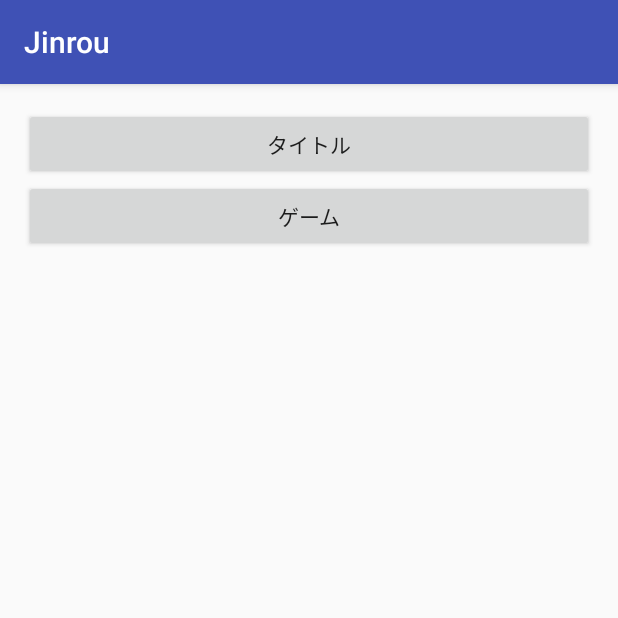
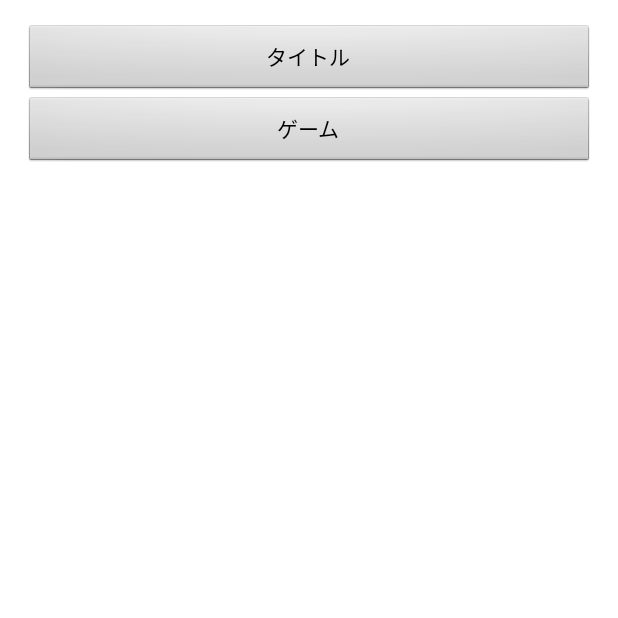
Before and after one commit to s15011/Jinrou, an Android app: the screen it shows after launch (MainActivity), on a phone screen of 412 x 824 dp, the top half of it. Run offline under Robolectric (Android 15) with nearby library versions, the phone set to English and light mode, and no system bars.

Commit message:
タイトルバー削除

```diff
--- a/app/src/main/java/jp/ac/it_college/std/s15011/jinrou/GameActivity.java
+++ b/app/src/main/java/jp/ac/it_college/std/s15011/jinrou/GameActivity.java
@@ -1,9 +1,9 @@
 package jp.ac.it_college.std.s15011.jinrou;
 
-import android.support.v7.app.AppCompatActivity;
+import android.app.Activity;
 import android.os.Bundle;
 
-public class GameActivity extends AppCompatActivity {
+public class GameActivity extends Activity {
 
     @Override
     protected void onCreate(Bundle savedInstanceState) {
--- a/app/src/main/java/jp/ac/it_college/std/s15011/jinrou/MainActivity.java
+++ b/app/src/main/java/jp/ac/it_college/std/s15011/jinrou/MainActivity.java
@@ -1,11 +1,11 @@
 package jp.ac.it_college.std.s15011.jinrou;
 
+import android.app.Activity;
 import android.content.Intent;
-import android.support.v7.app.AppCompatActivity;
 import android.os.Bundle;
 import android.view.View;
 
-public class MainActivity extends AppCompatActivity {
+public class MainActivity extends Activity {
 
     @Override
     protected void onCreate(Bundle savedInstanceState) {
@@ -23,7 +23,7 @@ public class MainActivity extends AppCompatActivity {
         findViewById(R.id.run_game_activity).setOnClickListener(new View.OnClickListener() {
             @Override
             public void onClick(View view) {
-                Intent intent = new Intent(getApplicationContext(), TitleActivity.class);
+                Intent intent = new Intent(getApplicationContext(), GameActivity.class);
                 startActivity(intent);
             }
         });
--- a/app/src/main/java/jp/ac/it_college/std/s15011/jinrou/TitleActivity.java
+++ b/app/src/main/java/jp/ac/it_college/std/s15011/jinrou/TitleActivity.java
@@ -1,9 +1,9 @@
 package jp.ac.it_college.std.s15011.jinrou;
 
-import android.support.v7.app.AppCompatActivity;
+import android.app.Activity;
 import android.os.Bundle;
 
-public class TitleActivity extends AppCompatActivity {
+public class TitleActivity extends Activity {
 
     @Override
     protected void onCreate(Bundle savedInstanceState) {
--- a/app/src/main/res/layout/activity_game.xml
+++ b/app/src/main/res/layout/activity_game.xml
@@ -8,6 +8,7 @@
     android:paddingLeft="@dimen/activity_horizontal_margin"
     android:paddingRight="@dimen/activity_horizontal_margin"
     android:paddingTop="@dimen/activity_vertical_margin"
-    tools:context="jp.ac.it_college.std.s15011.jinrou.GameActivity">
+    tools:context="jp.ac.it_college.std.s15011.jinrou.GameActivity"
+    android:background="@color/white">
 
 </RelativeLayout>
--- a/app/src/main/res/layout/activity_main.xml
+++ b/app/src/main/res/layout/activity_main.xml
@@ -8,7 +8,8 @@
     android:paddingLeft="@dimen/activity_horizontal_margin"
     android:paddingRight="@dimen/activity_horizontal_margin"
     android:paddingTop="@dimen/activity_vertical_margin"
-    tools:context="jp.ac.it_college.std.s15011.jinrou.MainActivity">
+    tools:context="jp.ac.it_college.std.s15011.jinrou.MainActivity"
+    android:background="@color/white">
 
     <Button
         android:id="@+id/run_title_activity"
--- a/app/src/main/res/layout/activity_title.xml
+++ b/app/src/main/res/layout/activity_title.xml
@@ -8,6 +8,7 @@
     android:paddingLeft="@dimen/activity_horizontal_margin"
     android:paddingRight="@dimen/activity_horizontal_margin"
     android:paddingTop="@dimen/activity_vertical_margin"
-    tools:context="jp.ac.it_college.std.s15011.jinrou.TitleActivity">
+    tools:context="jp.ac.it_college.std.s15011.jinrou.TitleActivity"
+    android:background="@color/white">
 
 </RelativeLayout>
```
Also changed, not shown: app/src/main/AndroidManifest.xml (+11 -1 lines), app/src/main/java/jp/ac/it_college/std/s15011/jinrou/sam.java (deleted, +0 -8 lines).
